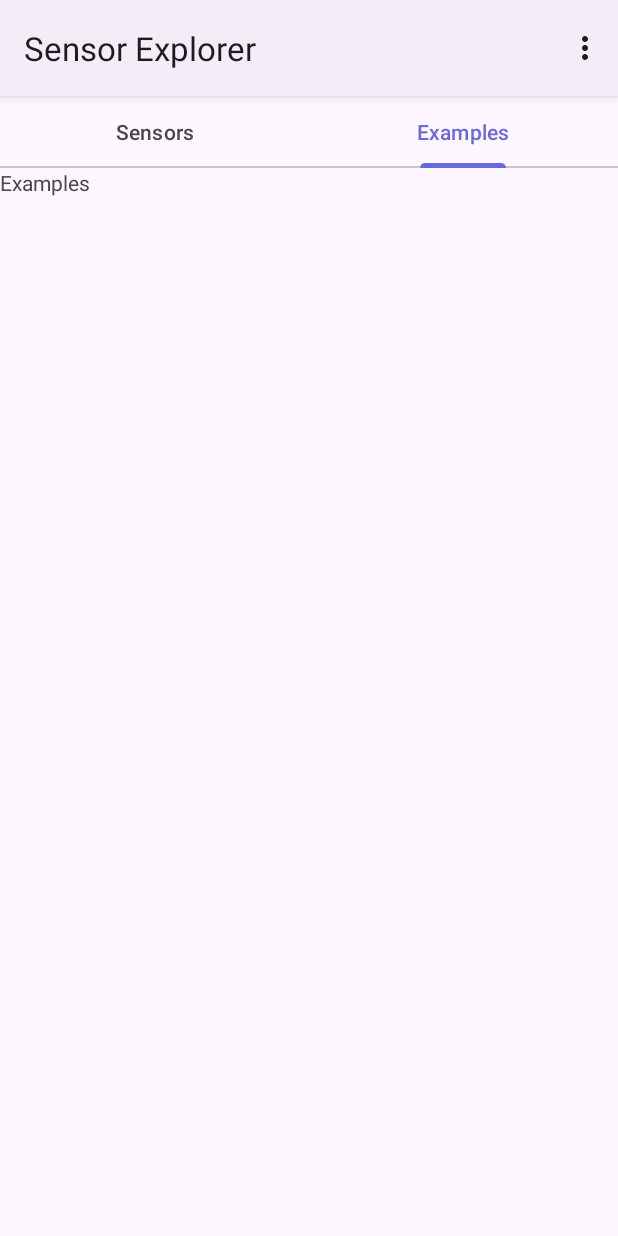
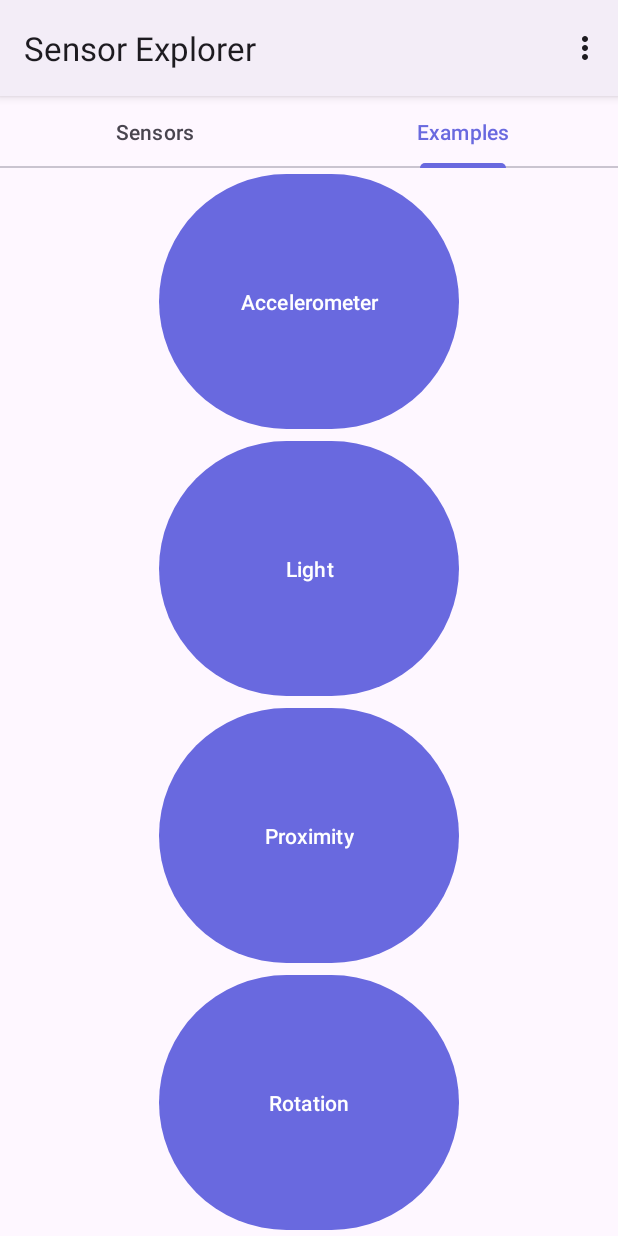
Before and after one commit to CarboSauce/sensor-library, an Android app: the screen it shows after launch (MainActivity), tab 2 chosen, on a phone screen of 412 x 824 dp. Run offline under Robolectric (Android 15) with nearby library versions, the phone set to English and light mode, and no system bars.

Commit message:
light sensor example with chart

```diff
--- a/app/build.gradle.kts
+++ b/app/build.gradle.kts
@@ -32,7 +32,7 @@ android {
 }
 
 dependencies {
-
+    implementation("com.github.PhilJay:MPAndroidChart:v3.1.0")
     implementation("androidx.appcompat:appcompat:1.6.1")
     implementation("com.google.android.material:material:1.11.0")
     implementation("androidx.constraintlayout:constraintlayout:2.1.4")
--- a/app/src/main/java/com/sauce/sensor/activities/MainActivity.java
+++ b/app/src/main/java/com/sauce/sensor/activities/MainActivity.java
@@ -41,8 +41,8 @@ public class MainActivity extends AppCompatActivity {
 
     }
     @Override
-    public void onSaveInstanceState(@NonNull Bundle outState, @NonNull PersistableBundle outPersistentState) {
-        super.onSaveInstanceState(outState, outPersistentState);
+    public void onSaveInstanceState(@NonNull Bundle outState) {
+        super.onSaveInstanceState(outState);
         outState.putInt(KEY_TAB_INDEX,tabLayout.getSelectedTabPosition());
     }
 
--- a/app/src/main/java/com/sauce/sensor/fragments/Examples.java
+++ b/app/src/main/java/com/sauce/sensor/fragments/Examples.java
@@ -1,21 +1,95 @@
 package com.sauce.sensor.fragments;
 
+import android.content.Intent;
 import android.os.Bundle;
 
+import androidx.annotation.NonNull;
+import androidx.annotation.Nullable;
 import androidx.fragment.app.Fragment;
 
 import android.view.LayoutInflater;
 import android.view.View;
 import android.view.ViewGroup;
+import android.widget.Button;
 
+import com.google.android.material.snackbar.Snackbar;
 import com.sauce.sensor.R;
+import com.sauce.sensor.activities.AccelerometerActivity;
+import com.sauce.sensor.activities.LightActivity;
+import com.sauce.sensor.activities.ProximityActivity;
+import com.sauce.sensor.activities.RotationActivity;
+import com.sauce.sensor.service.SensorService;
 
 
 public class Examples extends Fragment {
+
+    Button accelerometerButton;
+    Button lightButton;
+    Button proximityButton;
+    Button rotationButton;
+
+
     @Override
     public View onCreateView(LayoutInflater inflater, ViewGroup container,
                              Bundle savedInstanceState) {
         // Inflate the layout for this fragment
         return inflater.inflate(R.layout.fragment_examples, container, false);
     }
+
+    @Override
+    public void onViewCreated(@NonNull View view, @Nullable Bundle savedInstanceState) {
+        super.onViewCreated(view, savedInstanceState);
+        setupButtons();
+    }
+
+    void setupButtons() {
+        accelerometerButton = getView().findViewById(R.id.accelerometerButton);
+        lightButton = getView().findViewById(R.id.lightButton);
+        proximityButton = getView().findViewById(R.id.proximityButton);
+        rotationButton = getView().findViewById(R.id.rotationButton);
+
+        accelerometerButton.setOnClickListener(v -> {
+            if (!SensorService.Instance().hasAccelerometer()) {
+                displaySensorMissing();
+                return;
+            }
+            var intent = new Intent(getActivity(), AccelerometerActivity.class);
+            startActivity(intent);
+        });
+
+        lightButton.setOnClickListener(v -> {
+            if (!SensorService.Instance().hasLight()) {
+                displaySensorMissing();
+                return;
+            }
+            var intent = new Intent(getActivity(), LightActivity.class);
+            startActivity(intent);
+        });
+
+        proximityButton.setOnClickListener(v -> {
+            if (!SensorService.Instance().hasProximity()) {
+                displaySensorMissing();
+                return;
+            }
+            var intent = new Intent(getActivity(), ProximityActivity.class);
+            startActivity(intent);
+        });
+
+        rotationButton.setOnClickListener(v -> {
+            if (!SensorService.Instance().hasRotation()) {
+                displaySensorMissing();
+                return;
+            }
+            var intent = new Intent(getActivity(), RotationActivity.class);
+            startActivity(intent);
+        });
+    }
+
+    void displaySensorMissing() {
+        var snackbar = Snackbar.make(
+                getView(),
+                getString(R.string.sensor_missing),
+                Snackbar.LENGTH_LONG);
+        snackbar.show();
+    }
 }
--- a/app/src/main/res/layout/fragment_examples.xml
+++ b/app/src/main/res/layout/fragment_examples.xml
@@ -5,10 +5,41 @@
     android:layout_height="match_parent"
     tools:context=".fragments.Examples">
 
-    <!-- TODO: Update blank fragment layout -->
-    <TextView
+    <LinearLayout
         android:layout_width="match_parent"
         android:layout_height="match_parent"
-        android:text="Examples" />
+        android:layout_gravity="center"
+        android:gravity="center"
+        android:orientation="vertical">
+
+
+        <Button
+            android:id="@+id/accelerometerButton"
+            android:layout_width="200dp"
+            android:layout_height="wrap_content"
+            android:layout_weight="1"
+            android:text="@string/accelerometer" />
+
+        <Button
+            android:id="@+id/lightButton"
+            android:layout_width="200dp"
+            android:layout_height="wrap_content"
+            android:layout_weight="1"
+            android:text="@string/light" />
+
+        <Button
+            android:id="@+id/proximityButton"
+            android:layout_width="200dp"
+            android:layout_height="wrap_content"
+            android:layout_weight="1"
+            android:text="@string/proximity" />
+
+        <Button
+            android:id="@+id/rotationButton"
+            android:layout_width="200dp"
+            android:layout_height="wrap_content"
+            android:layout_weight="1"
+            android:text="@string/rotation" />
+    </LinearLayout>
 
 </FrameLayout>
--- a/app/src/main/res/values/strings.xml
+++ b/app/src/main/res/values/strings.xml
@@ -3,7 +3,6 @@
     <string name="sensor_list">Sensors</string>
     <string name="sensor_examples">Examples</string>
     <string name="sensor_count_menu">Sensor count</string>
-    <!--    make text with quantity plural -->
     <string name="sensor_snackbar_text">Sensor count: %d</string>
     <string name="sensor_find_online">Find sensor online</string>
     <string name="name">Name</string>
@@ -19,5 +18,14 @@
     <string name="version">Version</string>
     <string name="is_wakeup">Is wakeup</string>
     <string name="is_dynamic">Is dynamic</string>
-
+    <string name="accelerometer">Accelerometer</string>
+    <string name="proximity">Proximity</string>
+    <string name="light">Light</string>
+    <string name="rotation">Rotation</string>
+    <string name="sensor_missing">No such sensor</string>
+    <string name="light_sensor_text">Light value</string>
+    <string name="toggle_update">Toggle update</string>
+    <string name="reset_chart">Reset chart</string>
+    <string name="stop">Stop</string>
+    <string name="start">Start</string>
 </resources>
--- a/settings.gradle.kts
+++ b/settings.gradle.kts
@@ -10,6 +10,9 @@ dependencyResolutionManagement {
     repositories {
         google()
         mavenCentral()
+        maven(
+            url = "https://jitpack.io"
+        )
     }
 }
 
```
Also changed, not shown: app/src/main/AndroidManifest.xml (+15 -3 lines), app/src/main/java/com/sauce/sensor/activities/AccelerometerActivity.java (added, +16 -0 lines), app/src/main/java/com/sauce/sensor/activities/LightActivity.java (added, +192 -0 lines), app/src/main/java/com/sauce/sensor/activities/ProximityActivity.java (added, +16 -0 lines), app/src/main/java/com/sauce/sensor/activities/RotationActivity.java (added, +16 -0 lines), app/src/main/java/com/sauce/sensor/service/SensorService.java (+15 -1 lines), app/src/main/res/layout/activity_accelerometer.xml (added, +9 -0 lines), app/src/main/res/layout/activity_light.xml (added, +59 -0 lines), app/src/main/res/layout/activity_proximity.xml (added, +9 -0 lines), app/src/main/res/layout/activity_rotation.xml (added, +9 -0 lines), 1 other file.
